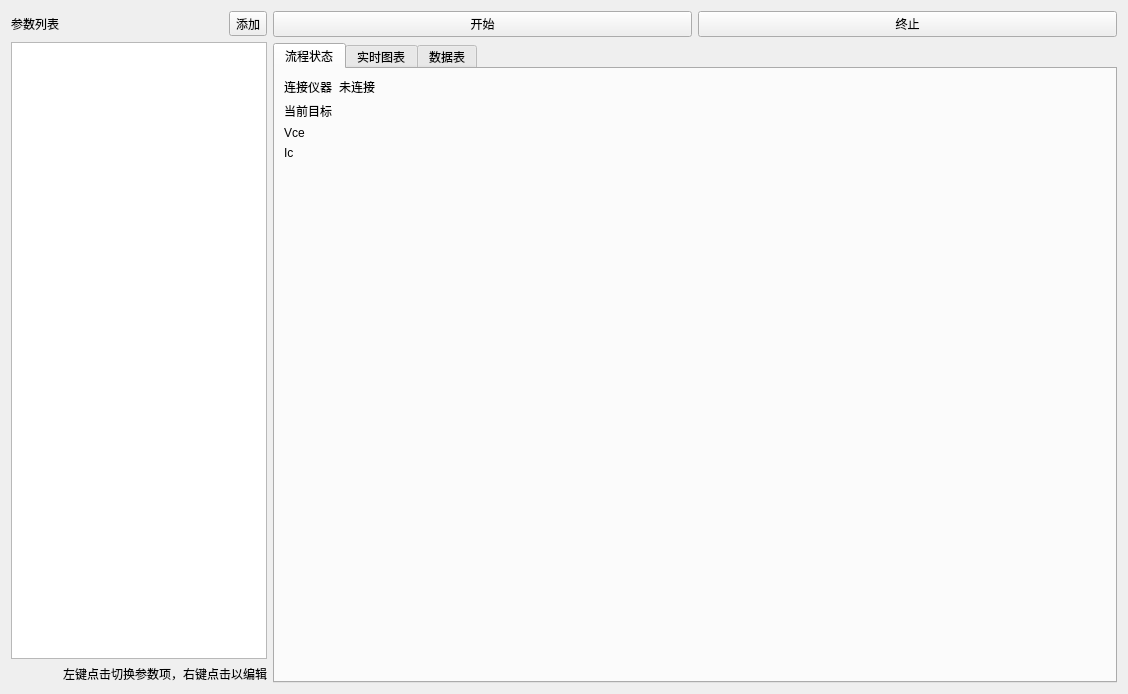
First picture: the form in new/refer/refer.ui, repository Joker2387089590/MIL-STD-750, before the edit.
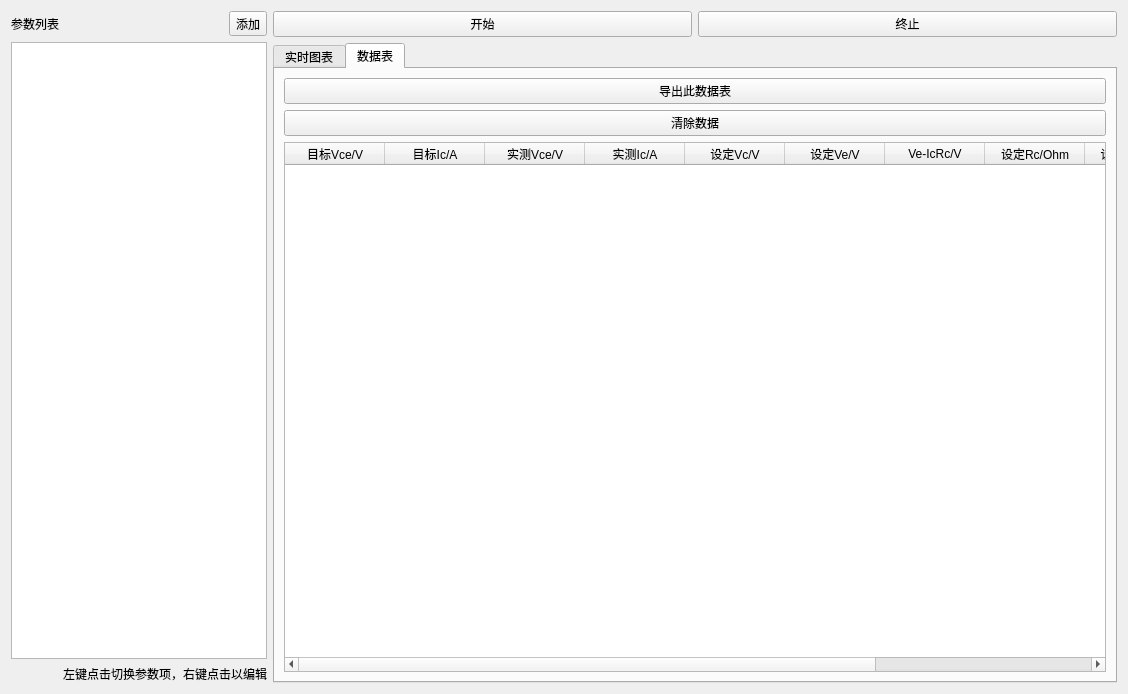
Second picture: the form after the edit. The open tabs and pages were chosen to show the change.

```diff
--- a/new/refer/refer.ui
+++ b/new/refer/refer.ui
@@ -16,54 +16,6 @@
      <property name="currentIndex">
       <number>2</number>
      </property>
-     <widget class="QWidget" name="tab_3">
-      <attribute name="title">
-       <string>流程状态</string>
-      </attribute>
-      <layout class="QFormLayout" name="formLayout">
-       <item row="0" column="0">
-        <widget class="QLabel" name="label_2">
-         <property name="text">
-          <string>连接仪器</string>
-         </property>
-        </widget>
-       </item>
-       <item row="0" column="1">
-        <widget class="QLabel" name="statusDevices">
-         <property name="text">
-          <string>未连接</string>
-         </property>
-        </widget>
-       </item>
-       <item row="2" column="1">
-        <widget class="QLabel" name="statusVce"/>
-       </item>
-       <item row="3" column="0">
-        <widget class="QLabel" name="label_7">
-         <property name="text">
-          <string>Ic</string>
-         </property>
-        </widget>
-       </item>
-       <item row="3" column="1">
-        <widget class="QLabel" name="statusIc"/>
-       </item>
-       <item row="2" column="0">
-        <widget class="QLabel" name="label_6">
-         <property name="text">
-          <string>Vce</string>
-         </property>
-        </widget>
-       </item>
-       <item row="1" column="0" colspan="2">
-        <widget class="QLabel" name="label_4">
-         <property name="text">
-          <string>当前目标</string>
-         </property>
-        </widget>
-       </item>
-      </layout>
-     </widget>
      <widget class="QWidget" name="tab">
       <attribute name="title">
        <string>实时图表</string>
@@ -86,7 +38,7 @@
        <string>数据表</string>
       </attribute>
       <layout class="QGridLayout" name="gridLayout">
-       <item row="0" column="0">
+       <item row="2" column="0">
         <widget class="QTableWidget" name="table">
          <column>
           <property name="text">
@@ -118,6 +70,11 @@
            <string>设定Ve/V</string>
           </property>
          </column>
+         <column>
+          <property name="text">
+           <string>Ve-IcRc/V</string>
+          </property>
+         </column>
          <column>
           <property name="text">
            <string>设定Rc/Ohm</string>
@@ -128,6 +85,30 @@
            <string>设定Re/Ohm</string>
           </property>
          </column>
+         <column>
+          <property name="text">
+           <string>Vce稳定时间/s</string>
+          </property>
+         </column>
+         <column>
+          <property name="text">
+           <string>Ic稳定时间/s</string>
+          </property>
+         </column>
+        </widget>
+       </item>
+       <item row="0" column="0">
+        <widget class="QPushButton" name="btnExport">
+         <property name="text">
+          <string>导出此数据表</string>
+         </property>
+        </widget>
+       </item>
+       <item row="1" column="0">
+        <widget class="QPushButton" name="btnClear">
+         <property name="text">
+          <string>清除数据</string>
+         </property>
         </widget>
        </item>
       </layout>
```
Left out of the diff: 2 changed lines with no effect on the pictures.
